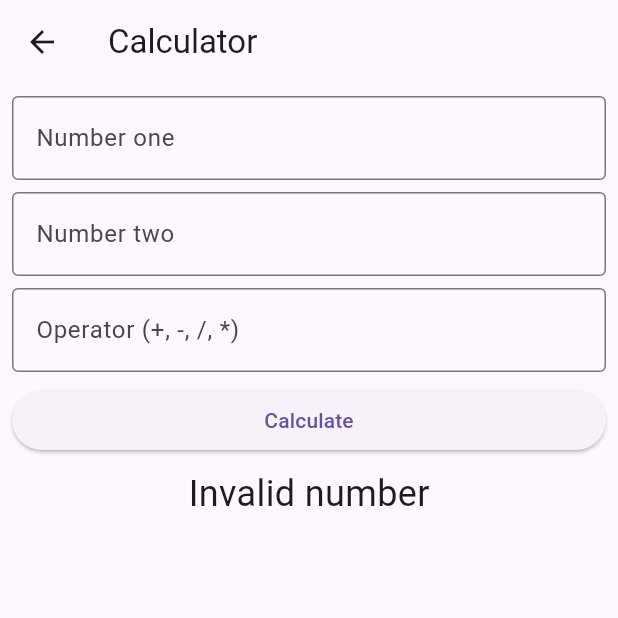
After one commit to joao-menna/pratica_flutter, a Flutter app: the Calculator screen opened directly, after a tap on "Calculate", on a phone screen of 412 x 824 dp, the top half of it. The commit adds this screen. Run offline on Flutter 3.47's test engine with Material 3 defaults, Android fonts, the phone set to English and light mode, and no system bars.

Commit message:
Made calculator

```diff
--- /dev/null
+++ b/lib/screens/calculator.dart
@@ -0,0 +1,119 @@
+import 'package:flutter/material.dart';
+
+class Calculator extends StatefulWidget {
+  const Calculator({super.key});
+
+  @override
+  State<Calculator> createState() => _CalculatorState();
+}
+
+class _CalculatorState extends State<Calculator> {
+  final _numberOneTextEditingController = TextEditingController();
+  final _numberTwoTextEditingController = TextEditingController();
+  final _operatorTextEditingController = TextEditingController();
+  var _result = "";
+
+  void _calculate() {
+    final n1 = double.tryParse(
+      _numberOneTextEditingController.text.replaceAll(",", "."),
+    );
+    final n2 = double.tryParse(
+      _numberTwoTextEditingController.text.replaceAll(",", "."),
+    );
+
+    if (n1 == null || n2 == null) {
+      setState(() {
+        _result = "Invalid number";
+      });
+      return;
+    }
+
+    var validOper = true;
+    final result = switch (_operatorTextEditingController.text) {
+      "+" => n1 + n2,
+      "-" => n1 - n2,
+      "/" => n1 / n2,
+      "*" => n1 * n2,
+      _ => validOper = false
+    };
+
+    if (!validOper) {
+      setState(() {
+        _result = "Invalid operation";
+      });
+      return;
+    }
+
+    setState(() {
+      _result = result.toString();
+    });
+  }
+
+  @override
+  Widget build(BuildContext context) {
+    return Scaffold(
+      appBar: AppBar(
+        title: const Text("Calculator"),
+      ),
+      body: Padding(
+        padding: const EdgeInsets.all(8.0),
+        child: Column(
+          children: [
+            TextField(
+              controller: _numberOneTextEditingController,
+              textInputAction: TextInputAction.next,
+              decoration: const InputDecoration(
+                label: Text("Number one"),
+                border: OutlineInputBorder(),
+              ),
+            ),
+            const SizedBox(
+              height: 8.0,
+            ),
+            TextField(
+              controller: _numberTwoTextEditingController,
+              textInputAction: TextInputAction.next,
+              decoration: const InputDecoration(
+                label: Text("Number two"),
+                border: OutlineInputBorder(),
+              ),
+            ),
+            const SizedBox(
+              height: 8.0,
+            ),
+            TextField(
+              controller: _operatorTextEditingController,
+              onSubmitted: (value) => _calculate(),
+              decoration: const InputDecoration(
+                label: Text("Operator (+, -, /, *)"),
+                border: OutlineInputBorder(),
+              ),
+            ),
+            const SizedBox(
+              height: 8.0,
+            ),
+            Row(
+              children: [
+                Expanded(
+                  child: ElevatedButton(
+                    onPressed: _calculate,
+                    child: const Text("Calculate"),
+                  ),
+                ),
+              ],
+            ),
+            const SizedBox(
+              height: 8.0,
+            ),
+            Text(
+              _result,
+              style: const TextStyle(
+                fontSize: 24.0,
+              ),
+            ),
+          ],
+        ),
+      ),
+    );
+  }
+}
--- a/lib/screens/main_screen.dart
+++ b/lib/screens/main_screen.dart
@@ -1,5 +1,6 @@
 import 'package:flutter/material.dart';
 import 'package:pratica_flutter/screens/bmi_calculator.dart';
+import 'package:pratica_flutter/screens/calculator.dart';
 import 'package:pratica_flutter/screens/money_converter.dart';
 import 'package:pratica_flutter/screens/todo_list.dart';
 
@@ -26,6 +27,21 @@ class MainScreen extends StatelessWidget {
                   );
                 },
                 child: const Text("Money Converter"),
+              ),
+              const SizedBox(
+                height: 16.0,
+              ),
+              ElevatedButton(
+                onPressed: () {
+                  Navigator.of(context).push(
+                    MaterialPageRoute(
+                      builder: (context) {
+                        return const Calculator();
+                      },
+                    ),
+                  );
+                },
+                child: const Text("Calculator"),
               ),
               const SizedBox(
                 height: 16.0,
```
